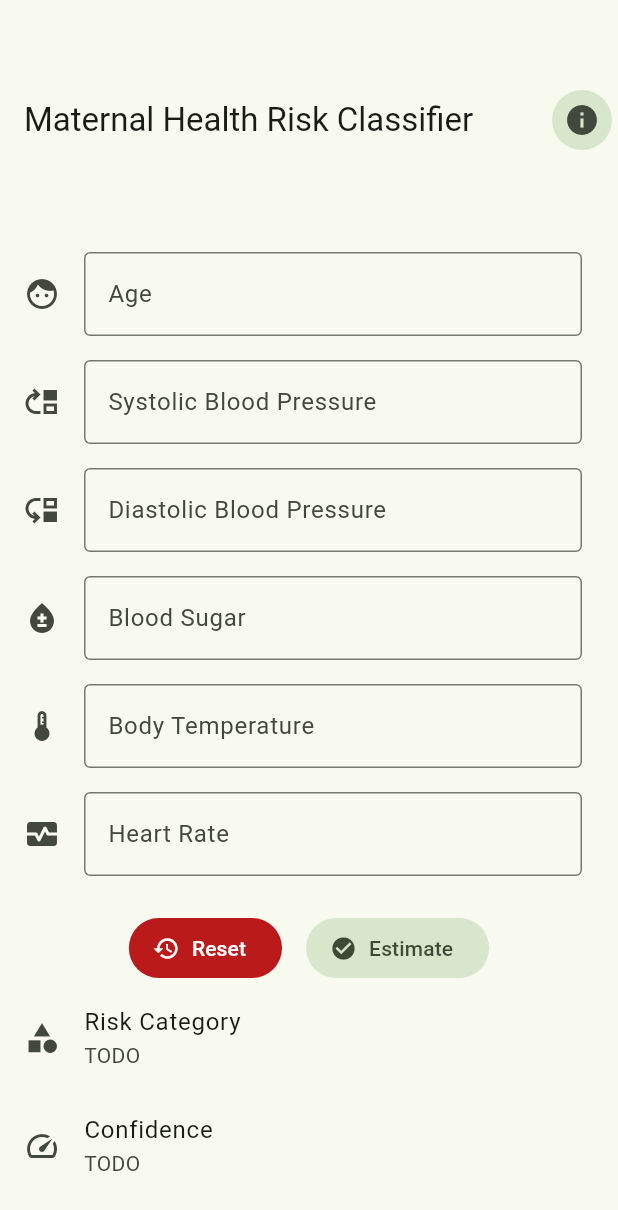
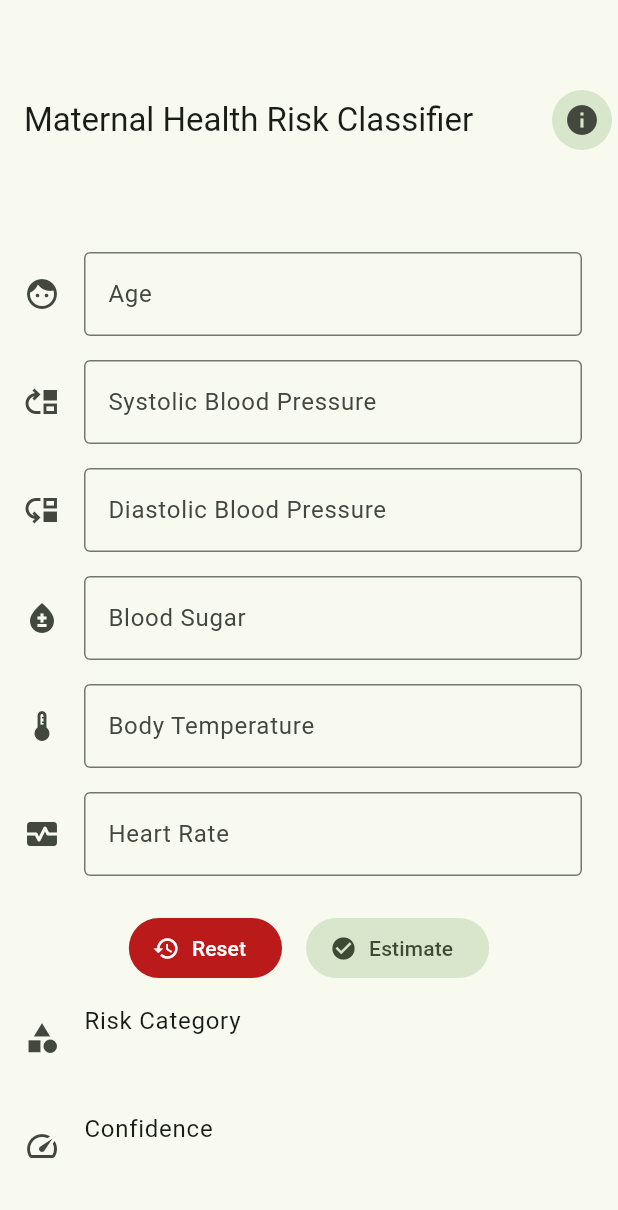
Before and after one commit to Az-21/ruas, a Flutter app: the screen it shows after launch, on a phone screen of 412 x 824 dp. Shown: the top 1210 px of the screen. Run offline on Flutter 3.47's test engine with Material 3 defaults, Android fonts, the light colour scheme and no system bars; drawn by our look-alikes of dynamic_color; our stand-ins replace go_router.

Commit message:
Add I/O variables

```diff
--- a/healthcare/app/lib/home/page.dart
+++ b/healthcare/app/lib/home/page.dart
@@ -25,6 +25,18 @@ class Classifier extends StatefulWidget {
 }
 
 class _ClassifierState extends State<Classifier> {
+  // Inputs
+  var age = TextEditingController();
+  var pressureS = TextEditingController();
+  var pressureD = TextEditingController();
+  var sugar = TextEditingController();
+  var temperature = TextEditingController();
+  var heartRate = TextEditingController();
+
+  // Outputs
+  String category = "";
+  String confidence = "";
+
   @override
   Widget build(BuildContext context) {
     return ListView(
@@ -33,6 +45,7 @@ class _ClassifierState extends State<Classifier> {
         ListTile(
           leading: const Icon(Icons.face),
           title: TextField(
+            controller: age,
             decoration: const InputDecoration(
               border: OutlineInputBorder(),
               labelText: "Age",
@@ -46,6 +59,7 @@ class _ClassifierState extends State<Classifier> {
         ListTile(
           leading: const Icon(Icons.move_up),
           title: TextField(
+            controller: pressureS,
             decoration: const InputDecoration(
               border: OutlineInputBorder(),
               labelText: "Systolic Blood Pressure",
@@ -60,6 +74,7 @@ class _ClassifierState extends State<Classifier> {
         ListTile(
           leading: const Icon(Icons.move_down),
           title: TextField(
+            controller: pressureD,
             decoration: const InputDecoration(
               border: OutlineInputBorder(),
               labelText: "Diastolic Blood Pressure",
@@ -74,6 +89,7 @@ class _ClassifierState extends State<Classifier> {
         ListTile(
           leading: const Icon(Icons.bloodtype),
           title: TextField(
+            controller: sugar,
             decoration: const InputDecoration(
               border: OutlineInputBorder(),
               labelText: "Blood Sugar",
@@ -88,6 +104,7 @@ class _ClassifierState extends State<Classifier> {
         ListTile(
           leading: const Icon(Icons.thermostat),
           title: TextField(
+            controller: temperature,
             decoration: const InputDecoration(
               border: OutlineInputBorder(),
               labelText: "Body Temperature",
@@ -102,6 +119,7 @@ class _ClassifierState extends State<Classifier> {
         ListTile(
           leading: const Icon(Icons.monitor_heart),
           title: TextField(
+            controller: heartRate,
             decoration: const InputDecoration(
               border: OutlineInputBorder(),
               labelText: "Heart Rate",
@@ -139,14 +157,14 @@ class _ClassifierState extends State<Classifier> {
         ListTile(
           leading: const Icon(Icons.category),
           title: const Text("Risk Category"),
-          subtitle: Text("TODO"),
+          subtitle: Text(category),
         ),
 
         // Confidence scores
         ListTile(
           leading: const Icon(Icons.speed),
           title: const Text("Confidence"),
-          subtitle: Text("TODO"),
+          subtitle: Text(confidence),
         )
       ],
     );
```
